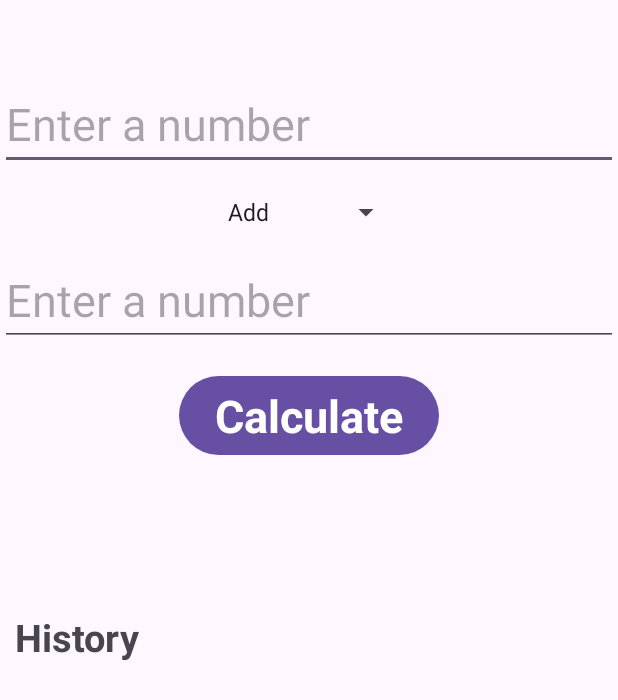
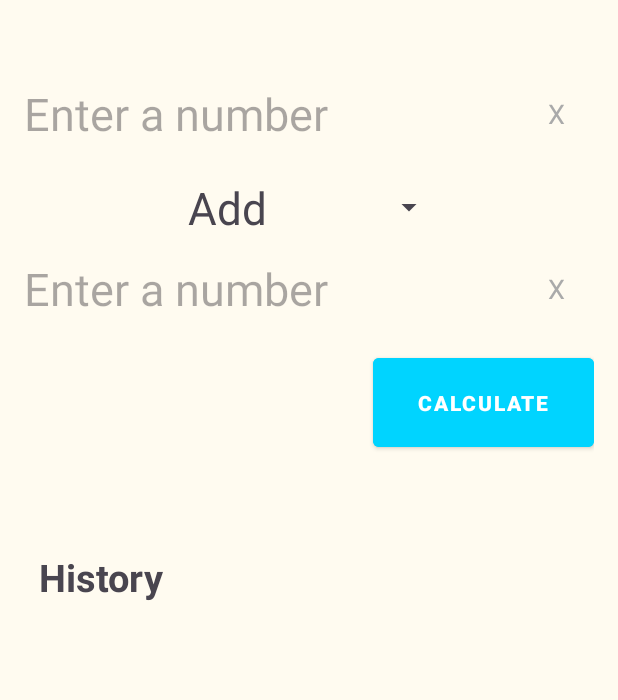
Before and after one commit to guqoliveira28/android-inter-app-calculator, an Android app: the screen it shows after launch (MainActivity), on a phone screen of 412 x 824 dp. Shown: the top 700 px of the screen. Run offline under Robolectric (Android 15) with nearby library versions, the phone set to English and light mode, and no system bars; our stand-ins replace Room's generated code.

Commit message:
DB migration | Changed result to string | Improved UI | Improved history view | Added clear buttons

```diff
--- a/CalculatorClient/app/build.gradle
+++ b/CalculatorClient/app/build.gradle
@@ -8,7 +8,7 @@ android {
 
     defaultConfig {
         applicationId "com.example.calculatorclient"
-        minSdk 24
+        minSdk 26
         targetSdk 35
         versionCode 1
         versionName "1.0"
--- a/CalculatorClient/app/src/main/java/com/example/calculatorclient/database/OperationDatabase.java
+++ b/CalculatorClient/app/src/main/java/com/example/calculatorclient/database/OperationDatabase.java
@@ -2,8 +2,15 @@ package com.example.calculatorclient.database;
 
 import androidx.room.Database;
 import androidx.room.RoomDatabase;
+import androidx.room.migration.Migration;
 
-@Database(entities = {OperationEntity.class}, version = 1, exportSchema = false)
+@Database(
+        entities = {OperationEntity.class},
+        version = 2,
+        exportSchema = false
+)
 public abstract class OperationDatabase extends RoomDatabase {
     public abstract OperationDao operationDao();
+
+    public static final Migration MIGRATION_1_2 = new DatabaseMigrationV1toV2();
 }
--- a/CalculatorClient/app/src/main/java/com/example/calculatorclient/database/OperationRepository.java
+++ b/CalculatorClient/app/src/main/java/com/example/calculatorclient/database/OperationRepository.java
@@ -13,6 +13,7 @@ public class OperationRepository {
 
     public OperationRepository(Context context) {
         db = Room.databaseBuilder(context, OperationDatabase.class, "OperationsDB")
+                .addMigrations(OperationDatabase.MIGRATION_1_2)
                 .build();
         Log.d("OperationRepository", "Database loaded");
         refreshOperations();
--- a/CalculatorClient/app/src/main/java/com/example/calculatorclient/receiver/CalculationResultReceiver.java
+++ b/CalculatorClient/app/src/main/java/com/example/calculatorclient/receiver/CalculationResultReceiver.java
@@ -24,13 +24,19 @@ public class CalculationResultReceiver extends BroadcastReceiver {
     private final TextView resultTextView;
     private final RecyclerView historyView;
 
-    private double number1;
-    private double number2;
+    private Double number1;
+    private Double number2;
     private String operation;
 
     public CalculationResultReceiver(TextView resultTextView, RecyclerView recyclerView) {
         this.resultTextView = resultTextView;
         this.historyView = recyclerView;
+    }
+
+    public void setOperation(Double number1, Double number2, String operation) {
+        this.number1 = number1;
+        this.number2 = number2;
+        this.operation = operation;
     }
 
     @Override
@@ -47,8 +53,8 @@ public class CalculationResultReceiver extends BroadcastReceiver {
                 dialog.show();
                 return;
             }
-            double result = intent.getDoubleExtra(EXTRA_RESULT, 0);
-            resultTextView.setText(String.valueOf(result));
+            String result = intent.getStringExtra(EXTRA_RESULT);
+            resultTextView.setText(result);
 
             Log.d("CalculationResultReceiver", "Storing operation");
 
@@ -66,10 +72,4 @@ public class CalculationResultReceiver extends BroadcastReceiver {
             });
         }
     }
-
-    public void setOperation(double number1, double number2, String operation) {
-        this.number1 = number1;
-        this.number2 = number2;
-        this.operation = operation;
-    }
 }
--- a/CalculatorClient/app/src/main/java/com/example/calculatorclient/ui/HistoryViewAdapter.java
+++ b/CalculatorClient/app/src/main/java/com/example/calculatorclient/ui/HistoryViewAdapter.java
@@ -56,7 +56,7 @@ public class HistoryViewAdapter extends RecyclerView.Adapter<HistoryViewAdapter.
 
     public void addOperation(OperationEntity operation) {
         operations.add(0, operation);
-        notifyItemChanged(0);
+        notifyItemInserted(0);
     }
 
     @SuppressLint("NotifyDataSetChanged")
@@ -80,7 +80,7 @@ public class HistoryViewAdapter extends RecyclerView.Adapter<HistoryViewAdapter.
         viewHolder.getTextViewNum1().setText(String.valueOf(operations.get(position).getNumber1()));
         viewHolder.getTextViewNum2().setText(String.valueOf(operations.get(position).getNumber2()));
         viewHolder.getTextViewOperation().setText(operations.get(position).getOperation());
-        viewHolder.getTextViewResult().setText(String.valueOf(operations.get(position).getResult()));
+        viewHolder.getTextViewResult().setText(operations.get(position).getResult());
     }
 
     @Override
--- a/CalculatorClient/app/src/main/java/com/example/calculatorclient/ui/MainActivity.java
+++ b/CalculatorClient/app/src/main/java/com/example/calculatorclient/ui/MainActivity.java
@@ -1,9 +1,9 @@
 package com.example.calculatorclient.ui;
 
-import android.content.Intent;
 import android.content.IntentFilter;
 import android.os.Bundle;
 import android.util.Log;
+import android.view.View;
 import android.widget.Button;
 import android.widget.EditText;
 import android.widget.Spinner;
@@ -11,6 +11,7 @@ import android.widget.TextView;
 import android.widget.Toast;
 
 import androidx.activity.EdgeToEdge;
+import androidx.annotation.NonNull;
 import androidx.appcompat.app.AppCompatActivity;
 import androidx.core.content.ContextCompat;
 import androidx.core.graphics.Insets;
@@ -20,11 +21,10 @@ import androidx.recyclerview.widget.LinearLayoutManager;
 import androidx.recyclerview.widget.RecyclerView;
 
 import com.example.calculatorclient.R;
-import com.example.calculatorclient.database.OperationEntity;
 import com.example.calculatorclient.database.OperationRepository;
 import com.example.calculatorclient.receiver.CalculationResultReceiver;
 import com.example.calculatorclient.utils.CalculationUtils;
-import com.example.calculatorclient.utils.Constants;
+import com.example.calculatorclient.utils.StringArrayUtils;
 
 import java.util.ArrayList;
 
@@ -55,24 +55,73 @@ public class MainActivity extends AppCompatActivity {
         number2Input = findViewById(R.id.number2Input);
         operationSpinner = findViewById(R.id.operationSpinner);
         Button calculateButton = findViewById(R.id.calculateButton);
+        Button clearInput1 = findViewById(R.id.clear1);
+        Button clearInput2 = findViewById(R.id.clear2);
         TextView resultTextView = findViewById(R.id.resultTextView);
         historyRecyclerView = findViewById(R.id.historyView);
 
-        historyRecyclerView.setLayoutManager(new LinearLayoutManager(this));
-        historyRecyclerView.setAdapter(new HistoryViewAdapter(new ArrayList<>()));
+        // Set up History recycler view adapter and layout manager
+        historyRecyclerView.setAdapter(getHistoryViewAdapter());
+        historyRecyclerView.setLayoutManager(new LinearLayoutManager(
+                this, LinearLayoutManager.VERTICAL, false));
 
+        // Set up calculate button click listener
         calculateButton.setOnClickListener(v -> {
             Log.d("MainActivity", "Calculate button clicked");
             calculate();
         });
+
+        // Set up item click listener for historyRecyclerView
+        historyRecyclerView.addOnItemTouchListener(
+                new RecyclerItemClickListener(this, historyRecyclerView, new RecyclerItemClickListener.OnItemClickListener() {
+                    @Override
+                    public void onItemClick(View view, int position) {
+                        number1Input.setText(((TextView) view.findViewById(R.id.textViewNum1)).getText().toString());
+                        number2Input.setText(((TextView) view.findViewById(R.id.textViewNum2)).getText().toString());
+                        operationSpinner.setSelection(
+                                StringArrayUtils.indexOfString(
+                                        getResources().getStringArray(R.array.operations),
+                                        ((TextView) view.findViewById(R.id.textViewOperation)).getText().toString()));
+                        resultTextView.setText(
+                                ((TextView) view.findViewById(R.id.textViewResult)).getText().toString());
+                    }
+
+                    @Override
+                    public void onLongItemClick(View view, int position) {
+                        // Do nothing here
+                    }
+                })
+        );
+
+        clearInput1.setOnClickListener(v -> number1Input.setText(""));
+        clearInput2.setOnClickListener(v -> number2Input.setText(""));
 
         // setup receiver
         resultReceiver = new CalculationResultReceiver(resultTextView, historyRecyclerView);
 
         // setup database
         operationRepository = new OperationRepository(this);
+    }
 
-        startServerApp();
+    @NonNull
+    private HistoryViewAdapter getHistoryViewAdapter() {
+        HistoryViewAdapter historyViewAdapter = new HistoryViewAdapter(new ArrayList<>());
+        historyViewAdapter.registerAdapterDataObserver(new RecyclerView.AdapterDataObserver() {
+            @Override
+            public void onChanged() {
+                super.onChanged();
+                Log.d("MainActivity", "History adapter changed");
+                historyRecyclerView.scrollToPosition(0);
+            }
+
+            @Override
+            public void onItemRangeInserted(int positionStart, int itemCount) {
+                super.onItemRangeInserted(positionStart, itemCount);
+                Log.d("MainActivity", "History adapter item range inserted");
+                historyRecyclerView.scrollToPosition(0);
+            }
+        });
+        return historyViewAdapter;
     }
 
     private void calculate() {
@@ -96,19 +145,20 @@ public class MainActivity extends AppCompatActivity {
         }
     }
 
-    private void startServerApp() {
-        Intent intent = new Intent();
-        intent.setPackage(Constants.SERVER_PACKAGE);
-        intent.setAction(Constants.SERVER_PACKAGE.concat(".action.START"));
-        this.sendBroadcast(intent);
-    }
-
     public void updateHistory() {
         HistoryViewAdapter adapter = (HistoryViewAdapter) historyRecyclerView.getAdapter();
         if (adapter != null) {
             operationRepository.retrieveOperations(data -> {
                 Log.d("MainActivity", "Updating history");
-                runOnUiThread(() -> adapter.setOperations(data));
+                runOnUiThread(() -> {
+                    TextView note = findViewById(R.id.historyNoteTextView);
+                    if (data.isEmpty()) {
+                        note.setVisibility(View.INVISIBLE);
+                    } else {
+                        note.setVisibility(View.VISIBLE);
+                    }
+                    adapter.setOperations(data);
+                });
             });
         }
     }
--- /dev/null
+++ b/CalculatorClient/app/src/main/java/com/example/calculatorclient/ui/RecyclerItemClickListener.java
@@ -0,0 +1,61 @@
+package com.example.calculatorclient.ui;
+
+import android.content.Context;
+import android.view.GestureDetector;
+import android.view.MotionEvent;
+import android.view.View;
+
+import androidx.annotation.NonNull;
+import androidx.recyclerview.widget.RecyclerView;
+
+public class RecyclerItemClickListener implements RecyclerView.OnItemTouchListener {
+    private final OnItemClickListener mListener;
+
+    public interface OnItemClickListener {
+        void onItemClick(View view, int position);
+
+        void onLongItemClick(View view, int position);
+    }
+
+    GestureDetector mGestureDetector;
+
+    public RecyclerItemClickListener(Context context, final RecyclerView recyclerView, OnItemClickListener listener) {
+        mListener = listener;
+        mGestureDetector = new GestureDetector(context, new GestureDetector.SimpleOnGestureListener() {
+            @Override
+            public boolean onSingleTapUp(@NonNull MotionEvent e) {
+                View child = recyclerView.findChildViewUnder(e.getX(), e.getY());
+                if (child != null && mListener != null) {
+                    mListener.onLongItemClick(child, recyclerView.getChildAdapterPosition(child));
+                }
+                return true;
+            }
+
+            @Override
+            public void onLongPress(@NonNull MotionEvent e) {
+                View child = recyclerView.findChildViewUnder(e.getX(), e.getY());
+                if (child != null && mListener != null) {
+                    mListener.onLongItemClick(child, recyclerView.getChildAdapterPosition(child));
+                }
+            }
+        });
+    }
+
+    @Override
+    public boolean onInterceptTouchEvent(RecyclerView view, MotionEvent e) {
+        View childView = view.findChildViewUnder(e.getX(), e.getY());
+        if (childView != null && mListener != null && mGestureDetector.onTouchEvent(e)) {
+            mListener.onItemClick(childView, view.getChildAdapterPosition(childView));
+            return true;
+        }
+        return false;
+    }
+
+    @Override
+    public void onTouchEvent(@NonNull RecyclerView view, @NonNull MotionEvent motionEvent) {
+    }
+
+    @Override
+    public void onRequestDisallowInterceptTouchEvent(boolean disallowIntercept) {
+    }
+}
--- a/CalculatorClient/app/src/main/java/com/example/calculatorclient/ui/SimpleAlertDialog.java
+++ b/CalculatorClient/app/src/main/java/com/example/calculatorclient/ui/SimpleAlertDialog.java
@@ -2,7 +2,6 @@ package com.example.calculatorclient.ui;
 
 import android.app.AlertDialog;
 import android.content.Context;
-import android.content.DialogInterface;
 
 public class SimpleAlertDialog {
     private final AlertDialog dialog;
--- a/CalculatorClient/app/src/main/res/layout/activity_main.xml
+++ b/CalculatorClient/app/src/main/res/layout/activity_main.xml
@@ -3,65 +3,103 @@
     xmlns:app="http://schemas.android.com/apk/res-auto"
     xmlns:tools="http://schemas.android.com/tools"
     android:id="@+id/main"
+    style="@style/Theme.CalculatorClient"
     android:layout_width="match_parent"
     android:layout_height="match_parent"
+    android:layout_marginHorizontal="16dp"
     android:layout_marginVertical="32dp"
     android:orientation="vertical"
-    android:padding="16dp"
     tools:context=".ui.MainActivity">
+
+    <LinearLayout
+        android:id="@+id/input_layout_1"
+        android:layout_width="match_parent"
+        android:layout_height="wrap_content"
+        android:layout_marginTop="20dp"
+        android:gravity="center"
+        android:orientation="horizontal"
+        app:layout_constraintTop_toTopOf="parent">
 
         <EditText
             android:id="@+id/number1Input"
             style="@style/InputTheme"
             android:layout_width="match_parent"
             android:layout_height="wrap_content"
-        android:layout_marginTop="20dp"
+            android:layout_weight="1"
             android:hint="@string/number_hint"
             android:importantForAutofill="no"
             android:inputType="numberDecimal"
-        app:layout_constraintEnd_toEndOf="parent"
-        app:layout_constraintStart_toStartOf="parent"
-        app:layout_constraintTop_toTopOf="parent" />
+            android:lines="1"
+            android:scrollHorizontally="true" />
+
+        <Button
+            android:id="@+id/clear1"
+            style="@android:style/Widget.Holo.Button.Borderless"
+            android:layout_width="100dp"
+            android:layout_height="wrap_content"
+            android:layout_weight="1"
+            android:text="@string/x_btn"
+            android:textColor="@android:color/darker_gray" />
+    </LinearLayout>
 
     <Spinner
         android:id="@+id/operationSpinner"
         android:layout_width="wrap_content"
-        android:layout_height="40dp"
-        android:layout_marginTop="8dp"
+        android:layout_height="wrap_content"
+        android:layout_marginVertical="8dp"
         android:entries="@array/operations"
         app:layout_constraintEnd_toEndOf="parent"
         app:layout_constraintStart_toStartOf="parent"
-        app:layout_constraintTop_toBottomOf="@+id/number1Input" />
+        app:layout_constraintTop_toBottomOf="@+id/input_layout_1" />
+
+    <LinearLayout
+        android:id="@+id/input_layout_2"
+        android:layout_width="match_parent"
+        android:layout_height="wrap_content"
+        android:gravity="center"
+        android:orientation="horizontal"
+        app:layout_constraintTop_toBottomOf="@+id/operationSpinner">
 
         <EditText
             android:id="@+id/number2Input"
             style="@style/InputTheme"
             android:layout_width="match_parent"
             android:layout_height="wrap_content"
-        android:layout_marginTop="8dp"
+            android:layout_weight="1"
             android:hint="@string/number_hint"
             android:importantForAutofill="no"
             android:inputType="numberDecimal"
-        app:layout_constraintEnd_toEndOf="parent"
-        app:layout_constraintStart_toStartOf="parent"
-        app:layout_constraintTop_toBottomOf="@+id/operationSpinner" />
+            android:lines="1"
+            android:scrollHorizontally="true" />
+
+        <Button
+            android:id="@+id/clear2"
+            style="@android:style/Widget.Holo.Button.Borderless"
+            android:layout_width="100dp"
+            android:layout_height="wrap_content"
+            android:layout_weight="1"
+            android:text="@string/x_btn"
+            android:textColor="@android:color/darker_gray" />
+    </LinearLayout>
 
     <Button
         android:id="@+id/calculateButton"
-        style="@style/InputTheme"
+        style="@style/Widget.MaterialComponents.Button"
         android:layout_width="wrap_content"
         android:layout_height="wrap_content"
         android:layout_gravity="center_horizontal"
         android:layout_marginTop="16dp"
+        android:backgroundTint="@color/blue"
+        android:paddingHorizontal="30dp"
+        android:paddingVertical="20dp"
         android:text="@string/calculate_btn"
         android:textStyle="bold"
-        app:layout_constraintEnd_toEndOf="parent"
-        app:layout_constraintStart_toStartOf="parent"
-        app:layout_constraintTop_toBottomOf="@+id/number2Input" />
+        app:layout_constraintEnd_toEndOf="@+id/input_layout_2"
+        app:layout_constraintTop_toBottomOf="@+id/input_layout_2" />
 
     <TextView
         android:id="@+id/resultTextView"
-        style="@style/InputTheme"
+        style="@style/ResultTheme"
         android:layout_width="wrap_content"
         android:layout_height="wrap_content"
         android:layout_gravity="center_horizontal"
@@ -71,20 +109,34 @@
         app:layout_constraintTop_toBottomOf="@+id/calculateButton" />
 
     <TextView
+        android:id="@+id/historyTextView"
         android:layout_width="wrap_content"
         android:layout_height="wrap_content"
         android:layout_marginStart="10dp"
         android:text="@string/history"
         android:textSize="25sp"
         android:textStyle="bold"
-        app:layout_constraintBottom_toTopOf="@+id/historyView"
-        app:layout_constraintStart_toStartOf="parent" />
+        app:layout_constraintStart_toStartOf="parent"
+        app:layout_constraintTop_toBottomOf="@+id/resultTextView" />
+
+    <TextView
+        android:id="@+id/historyNoteTextView"
+        android:layout_width="wrap_content"
+        android:visibility="invisible"
+        android:layout_height="wrap_content"
+        android:layout_marginStart="10dp"
+        android:text="@string/historyNote"
+        android:textSize="16sp"
+        android:textStyle="bold"
+        app:layout_constraintBottom_toBottomOf="@+id/historyTextView"
+        app:layout_constraintStart_toEndOf="@+id/historyTextView" />
 
     <androidx.recyclerview.widget.RecyclerView
         android:id="@+id/historyView"
-        android:layout_width="wrap_content"
-        android:layout_height="350dp"
-        app:layout_constraintBottom_toBottomOf="parent"
-        app:layout_constraintStart_toStartOf="parent" />
+        android:layout_width="match_parent"
+        android:layout_height="0dp"
+        tools:listitem="@layout/operations_row_item"
+        app:layout_constraintTop_toBottomOf="@+id/historyTextView"
+        app:layout_constraintBottom_toBottomOf="parent"/>
 
 </androidx.constraintlayout.widget.ConstraintLayout>
--- a/CalculatorClient/app/src/main/res/values-night/themes.xml
+++ b/CalculatorClient/app/src/main/res/values-night/themes.xml
@@ -1,7 +1,6 @@
-<resources xmlns:tools="http://schemas.android.com/tools">
+<resources>
     <!-- Base application theme. -->
     <style name="Base.Theme.CalculatorClient" parent="Theme.Material3.DayNight.NoActionBar">
-        <!-- Customize your dark theme here. -->
-        <!-- <item name="colorPrimary">@color/my_dark_primary</item> -->
+        <item name="android:windowBackground">@color/background_dark</item>
     </style>
 </resources>
--- a/CalculatorClient/app/src/main/res/values/colors.xml
+++ b/CalculatorClient/app/src/main/res/values/colors.xml
@@ -2,4 +2,8 @@
 <resources>
     <color name="black">#FF000000</color>
     <color name="white">#FFFFFFFF</color>
+    <color name="blue">#00D4FF</color>
+    <color name="background_light">#FFFBF0</color>
+    <color name="background_dark">#000000</color>
+    <color name="result_background">#27DBDBDB</color>
 </resources>
--- a/CalculatorClient/app/src/main/res/values/sizes.xml
+++ b/CalculatorClient/app/src/main/res/values/sizes.xml
@@ -2,4 +2,5 @@
 <resources>
     <item name="default_text_size" type="dimen">30sp</item>
     <item name="list_text_size" type="dimen">20sp</item>
+    <item name="result_text_size" type="dimen">35sp</item>
 </resources>
--- a/CalculatorClient/app/src/main/res/values/strings.xml
+++ b/CalculatorClient/app/src/main/res/values/strings.xml
@@ -2,6 +2,7 @@
     <string name="app_name">CalculatorClient</string>
     <string name="number_hint">Enter a number</string>
     <string name="calculate_btn">Calculate</string>
+    <string name="x_btn">X</string>
 
     <string-array name="operations">
         <item>Add</item>
@@ -11,6 +12,7 @@
     </string-array>
 
     <string name="history">History</string>
+    <string name="historyNote">Click to recover</string>
     <string name="equals">=</string>
     <string name="errorMsg">Error!</string>
 </resources>
--- a/CalculatorClient/app/src/main/res/values/themes.xml
+++ b/CalculatorClient/app/src/main/res/values/themes.xml
@@ -1,17 +1,42 @@
-<resources xmlns:tools="http://schemas.android.com/tools">
+<resources>
     <!-- Base application theme. -->
     <style name="Base.Theme.CalculatorClient" parent="Theme.Material3.DayNight.NoActionBar">
-        <!-- Customize your light theme here. -->
-        <!-- <item name="colorPrimary">@color/my_light_primary</item> -->
+        <item name="android:windowBackground">@color/background_light</item>
     </style>
 
-    <style name="Theme.CalculatorClient" parent="Base.Theme.CalculatorClient" />
+    <style name="Theme.CalculatorClient" parent="Base.Theme.CalculatorClient">
 
-    <style name="InputTheme" parent="@style/Base.Theme.CalculatorClient" >
+        <item name="android:spinnerItemStyle">
+            @style/spinnerItemStyle
+        </item>
+
+        <item name="android:spinnerDropDownItemStyle">
+            @style/spinnerDropDownItemStyle
+        </item>
+    </style>
+
+    <style name="InputTheme" parent="@style/Base.Theme.CalculatorClient">
+        <item name="android:textSize">@dimen/default_text_size</item>
+        <item name="android:background">@null</item>
+    </style>
+
+    <style name="ResultTheme" parent="@style/Base.Theme.CalculatorClient">
+        <item name="android:textSize">@dimen/result_text_size</item>
+        <item name="android:backgroundTint">@color/result_background</item>
+        <item name="android:textStyle">bold</item>
+    </style>
+
+    <style name="HistoryTheme" parent="@style/Base.Theme.CalculatorClient">
+        <item name="android:textSize">@dimen/list_text_size</item>
+    </style>
+
+    <style name="spinnerItemStyle">
+        <item name="android:padding">10dp</item>
         <item name="android:textSize">@dimen/default_text_size</item>
     </style>
 
-    <style name="HistoryTheme" parent="@style/Base.Theme.CalculatorClient" >
-        <item name="android:textSize">@dimen/list_text_size</item>
+    <style name="spinnerDropDownItemStyle">
+        <item name="android:padding">20dp</item>
+        <item name="android:textSize">@dimen/default_text_size</item>
     </style>
 </resources>
```
Also changed, not shown: CalculatorClient/app/src/main/java/com/example/calculatorclient/database/DatabaseMigrationV1toV2.java (added, +32 -0 lines), CalculatorClient/app/src/main/java/com/example/calculatorclient/database/OperationEntity.java (+4 -4 lines), CalculatorClient/app/src/main/java/com/example/calculatorclient/utils/StringArrayUtils.java (added, +17 -0 lines), 2 other files. Lines whose indentation alone changed are shown as unchanged.
